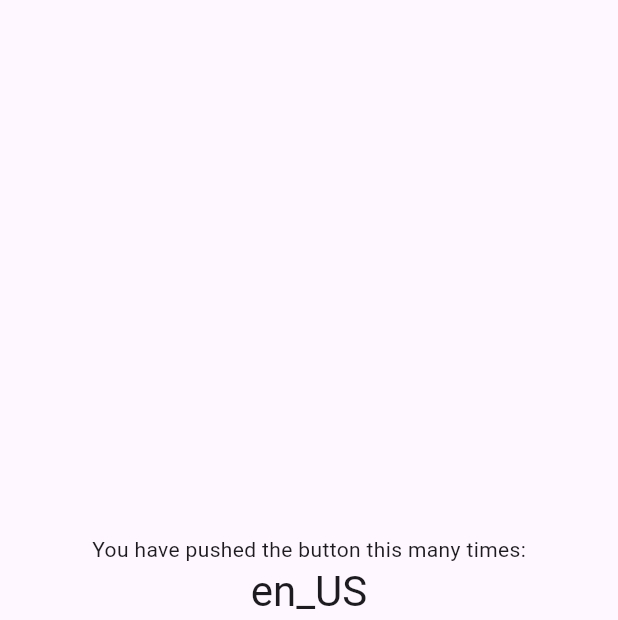
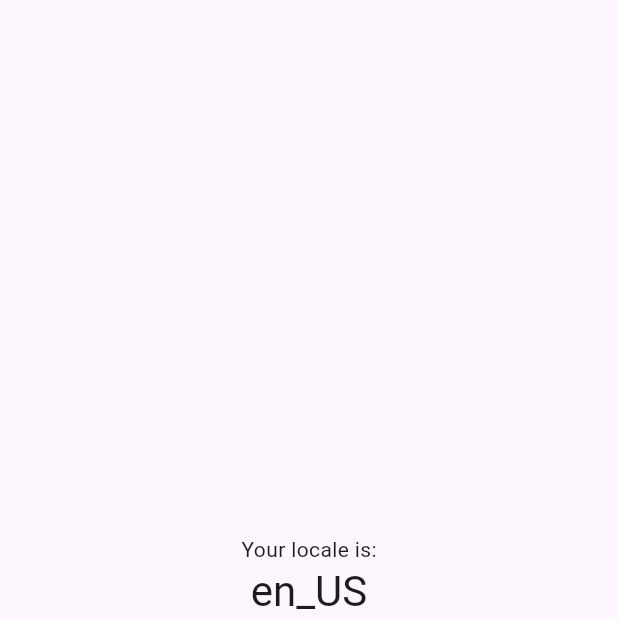
Before and after one commit to Creative-Media-Group/mylocalization, a Flutter app: the screen it shows after launch, on a phone screen of 412 x 824 dp, the part 84-704 px from its top. Run offline on Flutter 3.47's test engine with Material 3 defaults, Android fonts, the phone set to English and light mode, and no system bars.

Commit message:
Update main.dart

```diff
--- a/example/lib/main.dart
+++ b/example/lib/main.dart
@@ -97,7 +97,7 @@ class _MyHomePageState extends State<MyHomePage> {
           mainAxisAlignment: MainAxisAlignment.center,
           children: <Widget>[
             const Text(
-              'You have pushed the button this many times:',
+              'Your locale is:',
             ),
             Text(
               MyLocalization().getDeviceLocale(),
```
